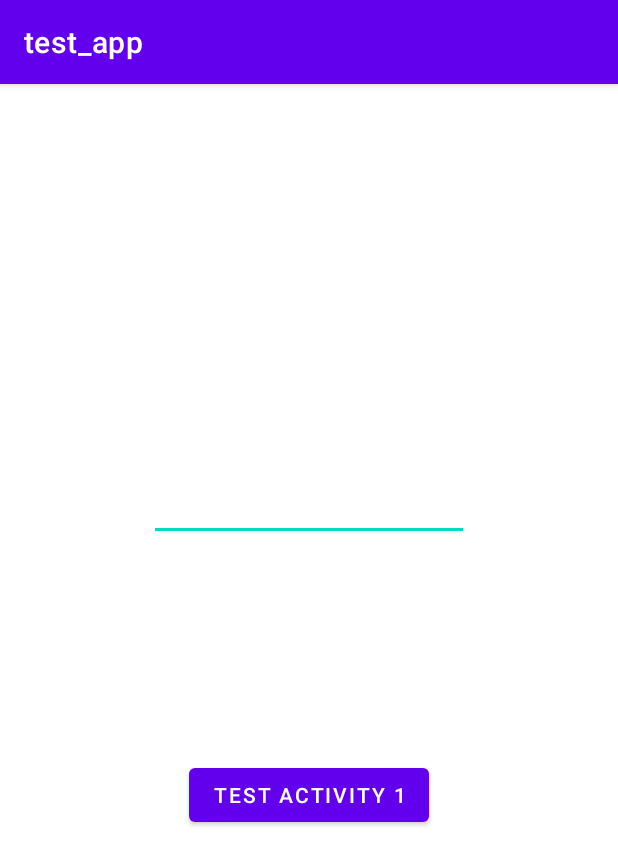
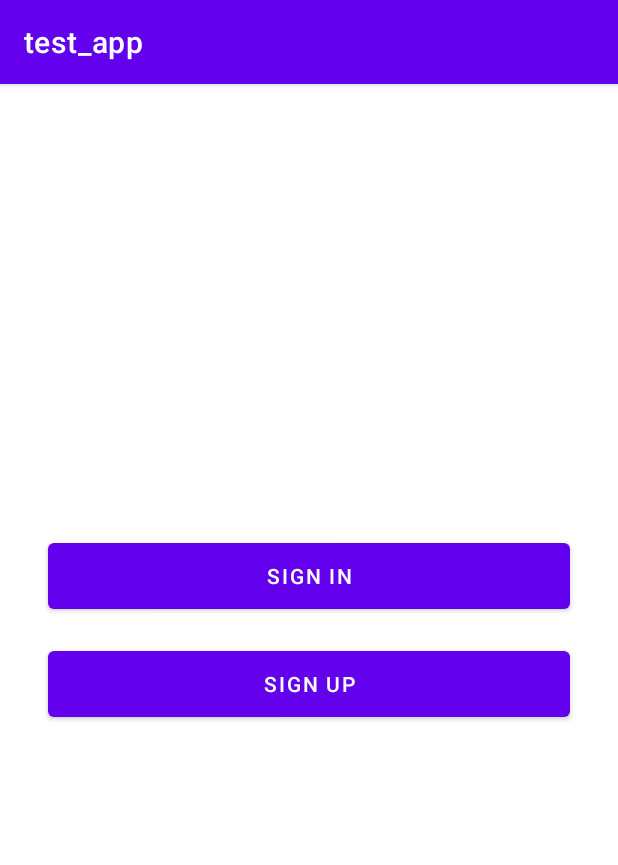
Before and after one commit to Shevy-D/test_app2, an Android app: the screen it shows after launch (MainActivity), on a phone screen of 412 x 824 dp. Shown: the top 865 px of the screen. Run offline under Robolectric (Android 15) with nearby library versions, the phone set to English and light mode, and no system bars.

Commit message:
Add sing in & sing up

```diff
--- a/app/src/main/AndroidManifest.xml
+++ b/app/src/main/AndroidManifest.xml
@@ -22,7 +22,7 @@
         </activity>
 
         <activity
-            android:name=".TestActivity1">
+            android:name=".SignInUpActivity">
         </activity>
 
     </application>
--- a/app/src/main/res/layout/activity_main.xml
+++ b/app/src/main/res/layout/activity_main.xml
@@ -4,39 +4,54 @@
     xmlns:tools="http://schemas.android.com/tools"
     android:layout_width="match_parent"
     android:layout_height="match_parent"
+    android:onClick="onClickSignUp"
     tools:context=".MainActivity">
 
-    <TextView
-        android:id="@+id/tvMessageMain"
-        android:layout_width="wrap_content"
-        android:layout_height="wrap_content"
-        android:text="MainActivity"
-        app:layout_constraintBottom_toBottomOf="parent"
+    <Button
+        android:id="@+id/bExit"
+        android:layout_width="0dp"
+        android:layout_height="56dp"
+        android:layout_marginStart="32dp"
+        android:layout_marginTop="300dp"
+        android:layout_marginEnd="32dp"
+        android:onClick="onClickSignIn"
+        android:text="@string/sign_in"
         app:layout_constraintEnd_toEndOf="parent"
         app:layout_constraintStart_toStartOf="parent"
         app:layout_constraintTop_toTopOf="parent" />
 
     <Button
-        android:id="@+id/button2"
+        android:id="@+id/bHide"
+        android:layout_width="0dp"
+        android:layout_height="56dp"
+        android:layout_marginTop="16dp"
+        android:onClick="onClickSignUp"
+        android:text="@string/sign_up"
+        app:layout_constraintEnd_toEndOf="@+id/bExit"
+        app:layout_constraintHorizontal_bias="0.0"
+        app:layout_constraintStart_toStartOf="@+id/bExit"
+        app:layout_constraintTop_toBottomOf="@+id/bExit" />
+
+    <TextView
+        android:id="@+id/tvInfo"
         android:layout_width="wrap_content"
         android:layout_height="wrap_content"
-        android:layout_marginTop="56dp"
-        android:onClick="onClickGoTest1"
-        android:text="Test Activity 1"
-        app:layout_constraintEnd_toEndOf="parent"
-        app:layout_constraintStart_toStartOf="parent"
-        app:layout_constraintTop_toBottomOf="@+id/tvMessageMain" />
+        android:layout_marginBottom="8dp"
+        android:textColor="@color/black"
+        android:textSize="16sp"
+        app:layout_constraintBottom_toTopOf="@+id/bExit"
+        app:layout_constraintEnd_toEndOf="@+id/bExit"
+        app:layout_constraintStart_toStartOf="@+id/bExit" />
 
-    <EditText
-        android:id="@+id/editTextTextPersonName"
-        android:layout_width="wrap_content"
-        android:layout_height="wrap_content"
-        android:layout_marginBottom="70dp"
-        android:ems="10"
-        android:inputType="textPersonName"
-        app:layout_constraintBottom_toTopOf="@+id/tvMessageMain"
-        app:layout_constraintEnd_toEndOf="@+id/tvMessageMain"
-        app:layout_constraintHorizontal_bias="0.503"
-        app:layout_constraintStart_toStartOf="@+id/tvMessageMain" />
-
+    <ImageView
+        android:id="@+id/imAvatar"
+        android:layout_width="100dp"
+        android:layout_height="100dp"
+        android:layout_marginBottom="8dp"
+        android:visibility="invisible"
+        app:layout_constraintBottom_toTopOf="@+id/tvInfo"
+        app:layout_constraintEnd_toEndOf="@+id/bExit"
+        app:layout_constraintHorizontal_bias="0.497"
+        app:layout_constraintStart_toStartOf="@+id/bExit"
+        app:srcCompat="@drawable/third" />
 </androidx.constraintlayout.widget.ConstraintLayout>
```
Also changed, not shown: app/src/main/java/com/example/test_app/MainActivity.kt (+63 -15 lines), app/src/main/java/com/example/test_app/SignInUpActivity.kt (added, +56 -0 lines), app/src/main/java/com/example/test_app/TestActivity1.kt (deleted, +0 -28 lines), app/src/main/java/com/example/test_app/constance/Constance.kt (+11 -10 lines), app/src/main/res/layout/activity_sign_up_in.xml (added, +108 -0 lines), app/src/main/res/layout/activity_test1.xml (deleted, +0 -42 lines), app/src/main/res/values/strings.xml (+9 -0 lines).
